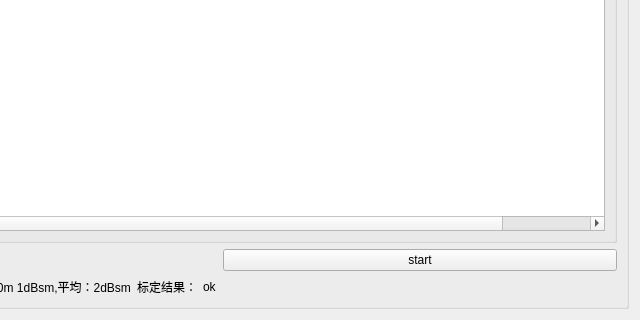
aron566/EOL_CAN_Tool, file eol_calibration_window/eol_calibration_window.ui: the form before one commit; both pictures show x 160 to 800 and y 420 to 740 of the 800 by 740 pixel window.
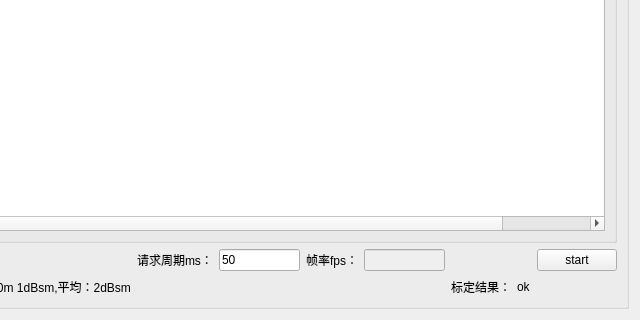
The form after the commit.

```diff
--- a/eol_calibration_window/eol_calibration_window.ui
+++ b/eol_calibration_window/eol_calibration_window.ui
@@ -20,7 +20,28 @@
       <string>RCS标定</string>
      </property>
      <layout class="QGridLayout" name="gridLayout_8">
-      <item row="0" column="0" colspan="4">
+      <item row="2" column="0">
+       <widget class="QLabel" name="rcs_label">
+        <property name="text">
+         <string>RCS标定结果：</string>
+        </property>
+       </widget>
+      </item>
+      <item row="2" column="1">
+       <widget class="QLabel" name="refresh_time_label">
+        <property name="text">
+         <string>请求周期ms：</string>
+        </property>
+       </widget>
+      </item>
+      <item row="2" column="7">
+       <widget class="QPushButton" name="test_start_pushButton">
+        <property name="text">
+         <string>start</string>
+        </property>
+       </widget>
+      </item>
+      <item row="0" column="0" colspan="8">
        <widget class="QGroupBox" name="threshold_groupBox">
         <property name="title">
          <string>阈值及标准设置</string>
@@ -235,7 +256,7 @@
         </layout>
        </widget>
       </item>
-      <item row="1" column="0" colspan="4">
+      <item row="1" column="0" colspan="8">
        <widget class="QGroupBox" name="mag_snr_data_view_groupBox">
         <property name="title">
          <string>数据视口</string>
@@ -288,17 +309,30 @@
         </layout>
        </widget>
       </item>
-      <item row="2" column="0">
-       <widget class="QLabel" name="rcs_label">
+      <item row="3" column="6">
+       <widget class="QLabel" name="rcs_rsl_state_show_label">
         <property name="text">
-         <string>RCS标定结果：</string>
+         <string>ok</string>
         </property>
        </widget>
       </item>
-      <item row="2" column="3">
-       <widget class="QPushButton" name="test_start_pushButton">
-        <property name="text">
-         <string>start</string>
+      <item row="2" column="5" colspan="2">
+       <spacer name="horizontalSpacer_3">
+        <property name="orientation">
+         <enum>Qt::Horizontal</enum>
+        </property>
+        <property name="sizeHint" stdset="0">
+         <size>
+          <width>40</width>
+          <height>20</height>
+         </size>
+        </property>
+       </spacer>
+      </item>
+      <item row="2" column="4">
+       <widget class="QLineEdit" name="fps_lineEdit">
+        <property name="enabled">
+         <bool>false</bool>
         </property>
        </widget>
       </item>
@@ -309,46 +343,40 @@
         </property>
        </widget>
       </item>
-      <item row="3" column="1">
+      <item row="3" column="7">
+       <spacer name="horizontalSpacer_4">
+        <property name="orientation">
+         <enum>Qt::Horizontal</enum>
+        </property>
+        <property name="sizeHint" stdset="0">
+         <size>
+          <width>40</width>
+          <height>20</height>
+         </size>
+        </property>
+       </spacer>
+      </item>
+      <item row="2" column="3">
+       <widget class="QLabel" name="fps_label">
+        <property name="text">
+         <string>帧率fps：</string>
+        </property>
+       </widget>
+      </item>
+      <item row="3" column="5">
        <widget class="QLabel" name="rcs_rsl_state_label">
         <property name="text">
          <string>标定结果：</string>
         </property>
        </widget>
       </item>
-      <item row="3" column="2">
-       <widget class="QLabel" name="rcs_rsl_state_show_label">
+      <item row="2" column="2">
+       <widget class="QLineEdit" name="refresh_time_lineEdit">
         <property name="text">
-         <string>ok</string>
+         <string>50</string>
         </property>
        </widget>
       </item>
-      <item row="3" column="3">
-       <spacer name="horizontalSpacer_4">
-        <property name="orientation">
-         <enum>Qt::Horizontal</enum>
-        </property>
-        <property name="sizeHint" stdset="0">
-         <size>
-          <width>40</width>
-          <height>20</height>
-         </size>
-        </property>
-       </spacer>
-      </item>
-      <item row="2" column="1" colspan="2">
-       <spacer name="horizontalSpacer_3">
-        <property name="orientation">
-         <enum>Qt::Horizontal</enum>
-        </property>
-        <property name="sizeHint" stdset="0">
-         <size>
-          <width>40</width>
-          <height>20</height>
-         </size>
-        </property>
-       </spacer>
-      </item>
      </layout>
     </widget>
    </item>
```
